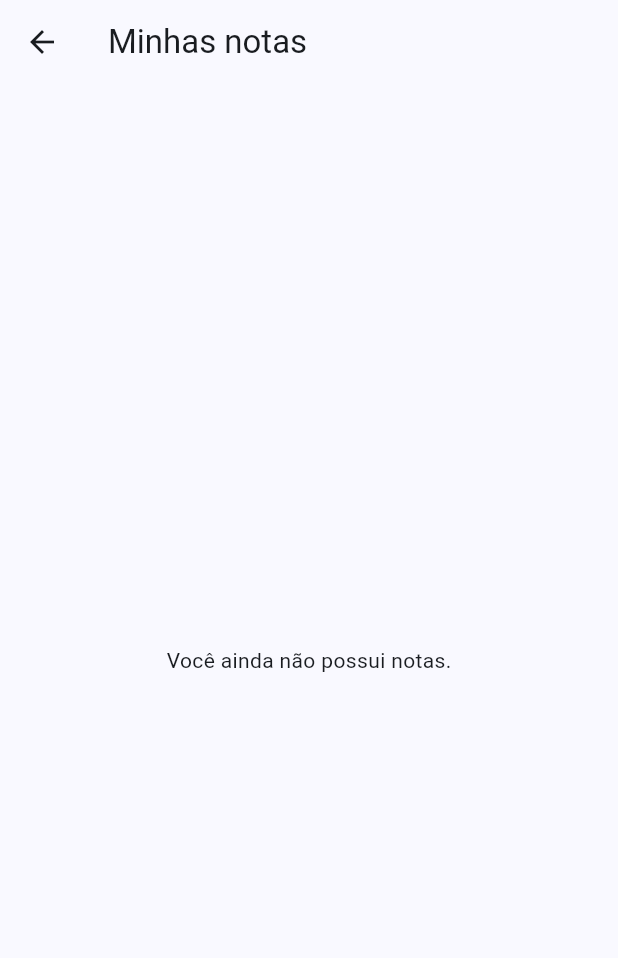
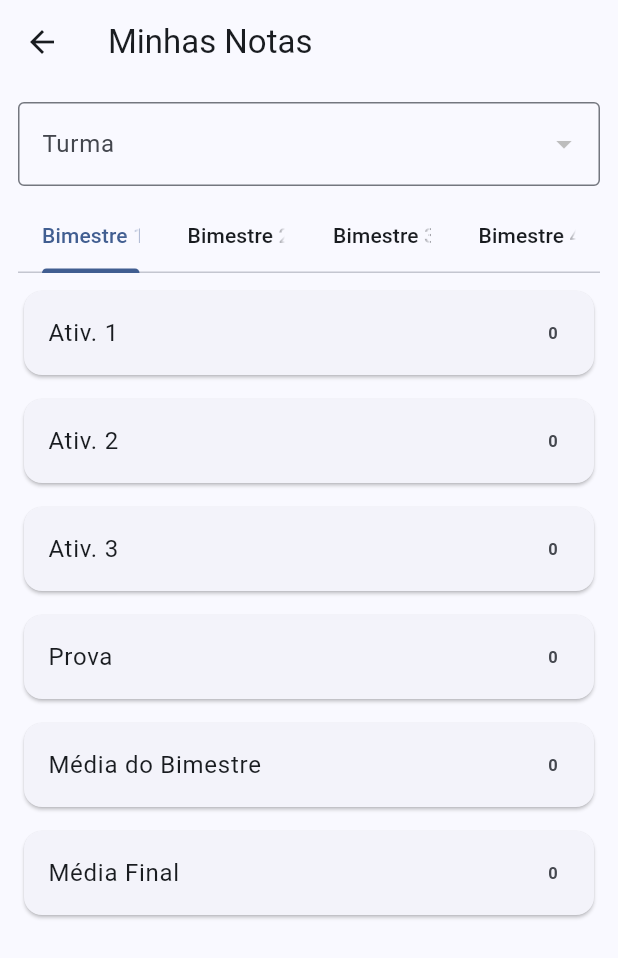
Before and after one commit to tello24/ProjetoIntegradorSeason4, a Flutter app: the AlunoNotasPage screen opened by its route, on a phone screen of 412 x 824 dp. Shown: the top 958 px of the screen. Run offline on Flutter 3.47's test engine with Material 3 defaults, Android fonts, the phone set to English and light mode, and no system bars; our stand-ins replace cloud_firestore, file_picker, firebase_auth, firebase_core, open_filex; missing offline and left inert: dart:html; accounts and stored records are empty.

Commit message:
UPDATE: aluno_notas_page.dart

```diff
--- a/poliedro_sistema/lib/pages/aluno_notas_page.dart
+++ b/poliedro_sistema/lib/pages/aluno_notas_page.dart
@@ -4,175 +4,247 @@ import 'package:flutter/material.dart';
 
 class AlunoNotasPage extends StatefulWidget {
   const AlunoNotasPage({super.key});
-
   @override
   State<AlunoNotasPage> createState() => _AlunoNotasPageState();
 }
 
-class _AlunoNotasPageState extends State<AlunoNotasPage> {
-  late final String _uid;
-  Stream<QuerySnapshot<Map<String, dynamic>>>? _gradesStream;
+class _AlunoNotasPageState extends State<AlunoNotasPage> with TickerProviderStateMixin {
+  final _auth = FirebaseAuth.instance;
+  final _db = FirebaseFirestore.instance;
+
+  String? _selectedClassId;
+  String _myRA = '';
+
+  List<_ClassLite> _classes = [];
+  _EntryView? _entry; // só leitura
+  bool _loading = true;
+
+  late final TabController _tab;
 
   @override
   void initState() {
     super.initState();
-    final u = FirebaseAuth.instance.currentUser;
-    if (u == null) {
-      WidgetsBinding.instance.addPostFrameCallback((_) {
-        if (!mounted) return;
-        Navigator.pushNamedAndRemoveUntil(context, '/', (_) => false);
-      });
+    _tab = TabController(length: 4, vsync: this); // 4 bimestres
+    _boot();
+  }
+
+  @override
+  void dispose() {
+    _tab.dispose();
+    super.dispose();
+  }
+
+  Future<void> _boot() async {
+    final uid = _auth.currentUser?.uid;
+    if (uid == null) {
+      setState(() => _loading = false);
       return;
     }
-    _uid = u.uid;
 
-    _gradesStream = FirebaseFirestore.instance
-        .collection('grades')
-        .where('studentUid', isEqualTo: _uid)
-        .snapshots();
+    // pega RA do aluno
+    final me = await _db.collection('users').doc(uid).get();
+    _myRA = (me.data()?['ra'] ?? '').toString();
+
+    // carrega turmas nas quais o RA aparece
+    final q = await _db.collection('classes')
+      .where('studentRAs', arrayContains: _myRA)
+      .get();
+
+    final list = <_ClassLite>[];
+    for (final d in q.docs) {
+      final data = d.data();
+      final label = (data['name'] ?? data['title'] ?? data['materia'] ?? data['subject'] ?? d.id).toString();
+      list.add(_ClassLite(id: d.id, label: label));
+    }
+
+    setState(() {
+      _classes = list;
+      _selectedClassId = list.isNotEmpty ? list.first.id : null;
+    });
+
+    await _loadEntry();
+    setState(() => _loading = false);
+  }
+
+  Future<void> _loadEntry() async {
+    _entry = null;
+    if (_selectedClassId == null || _myRA.isEmpty) {
+      setState(() {});
+      return;
+    }
+
+    // Leitura por turma + RA
+    final q = await _db.collection('grade_entries')
+      .where('classId', isEqualTo: _selectedClassId)
+      .where('studentRa', isEqualTo: _myRA)
+      .limit(1)
+      .get();
+
+    if (q.docs.isEmpty) {
+      setState(() => _entry = _EntryView.empty());
+      return;
+    }
+
+    final d = q.docs.first;
+    final data = d.data();
+    final scores = Map<String, dynamic>.from(data['scores'] ?? {});
+    _entry = _EntryView.fromScores(scores);
+    setState(() {});
+  }
+
+  // -------- Regras de arredondamento (iguais à tela do Professor) --------
+
+  // média bruta do bimestre (0..10)
+  num _avgBimRaw(_Bim b) => (b.a1 + b.a2 + b.a3 + b.prova) / 4;
+
+  // aplica tua regra customizada
+  num _customRound(num v) {
+    final base = v.floor();
+    final frac = v - base;
+    if (frac < 0.35) return base;                  // < .35 => inteiro
+    if (frac < 0.50) return base + 0.5;            // [.35, .50) => .5
+    if (frac < 0.75) return double.parse(v.toStringAsFixed(2)); // [.50, .75) => mantém
+    return base + 1;                                // >= .75 => próximo inteiro
+  }
+
+  num _avgBim(_Bim b) => _customRound(_avgBimRaw(b));
+
+  // média final = média das brutas dos 4 bimestres, depois aplica regra
+  num _finalRounded(_EntryView e) {
+    final mfRaw = (_avgBimRaw(e.b1) + _avgBimRaw(e.b2) + _avgBimRaw(e.b3) + _avgBimRaw(e.b4)) / 4;
+    return _customRound(mfRaw);
+  }
+
+  String _fmt(num v) {
+    // mostra sem casas se inteiro, 1 casa se x.0, senão 2 casas
+    if (v % 1 == 0) return v.toStringAsFixed(0);
+    final s2 = v.toStringAsFixed(2);
+    if (s2.endsWith('0')) return v.toStringAsFixed(1);
+    return s2;
   }
 
   @override
   Widget build(BuildContext context) {
     return Scaffold(
-      appBar: AppBar(title: const Text('Minhas notas')),
-      body: _gradesStream == null
+      appBar: AppBar(title: const Text('Minhas Notas')),
+      body: _loading
           ? const Center(child: CircularProgressIndicator())
-          : StreamBuilder<QuerySnapshot<Map<String, dynamic>>>(
-              stream: _gradesStream,
-              builder: (context, snap) {
-                if (snap.connectionState == ConnectionState.waiting) {
-                  return const Center(child: CircularProgressIndicator());
-                }
-                if (snap.hasError) {
-                  return Center(child: Text('Erro: ${snap.error}'));
-                }
-
-                final docs = snap.data?.docs ?? [];
-                if (docs.isEmpty) {
-                  return const Center(
-                      child: Text('Você ainda não possui notas.'));
-                }
-
-                // Para média ponderada precisamos dos pesos das atividades.
-                // Buscamos por activityId de cada nota.
-                final grades = docs
-                    .map((d) => d.data())
-                    .map((m) => _Grade(
-                          activityId: (m['activityId'] ?? '').toString(),
-                          value: (m['value'] ?? 0) is num
-                              ? (m['value'] as num).toDouble()
-                              : double.tryParse(m['value'].toString()) ?? 0,
-                        ))
-                    .toList();
-
-                return FutureBuilder<Map<String, double>>(
-                  future: _fetchWeights(grades.map((g) => g.activityId).toSet()),
-                  builder: (context, weightSnap) {
-                    if (weightSnap.connectionState == ConnectionState.waiting) {
-                      return const Center(child: CircularProgressIndicator());
-                    }
-                    final weights = weightSnap.data ?? {};
-
-                    double sumW = 0;
-                    double sumWV = 0;
-
-                    for (final g in grades) {
-                      final w = weights[g.activityId] ?? 1.0;
-                      sumW += w;
-                      sumWV += w * g.value;
-                    }
-                    final media = sumW > 0 ? (sumWV / sumW) : 0.0;
-
-                    return Column(
+          : Padding(
+              padding: const EdgeInsets.all(12),
+              child: Column(
+                children: [
+                  Row(
+                    children: [
+                      Expanded(
+                        child: DropdownButtonFormField<String>(
+                          value: _selectedClassId,
+                          items: _classes
+                              .map((c) => DropdownMenuItem(value: c.id, child: Text(c.label)))
+                              .toList(),
+                          decoration: const InputDecoration(
+                            labelText: 'Turma',
+                            border: OutlineInputBorder(),
+                          ),
+                          onChanged: (v) async {
+                            setState(() => _selectedClassId = v);
+                            await _loadEntry();
+                          },
+                        ),
+                      ),
+                    ],
+                  ),
+                  const SizedBox(height: 10),
+                  TabBar(
+                    controller: _tab,
+                    labelColor: Theme.of(context).colorScheme.primary,
+                    unselectedLabelColor: Theme.of(context).textTheme.bodyMedium?.color,
+                    tabs: const [
+                      Tab(text: 'Bimestre 1'),
+                      Tab(text: 'Bimestre 2'),
+                      Tab(text: 'Bimestre 3'),
+                      Tab(text: 'Bimestre 4'),
+                    ],
+                  ),
+                  const SizedBox(height: 8),
+                  Expanded(
+                    child: TabBarView(
+                      controller: _tab,
                       children: [
-                        Padding(
-                          padding: const EdgeInsets.fromLTRB(16, 12, 16, 4),
-                          child: _MediaCard(media: media),
-                        ),
-                        const Divider(height: 0),
-                        Expanded(
-                          child: ListView.separated(
-                            padding: const EdgeInsets.all(12),
-                            itemCount: grades.length,
-                            separatorBuilder: (_, __) =>
-                                const SizedBox(height: 8),
-                            itemBuilder: (_, i) {
-                              final g = grades[i];
-                              final w = weights[g.activityId] ?? 1.0;
-                              return Card(
-                                shape: RoundedRectangleBorder(
-                                    borderRadius: BorderRadius.circular(12)),
-                                child: ListTile(
-                                  leading:
-                                      const Icon(Icons.assignment_turned_in),
-                                  title: Text('Atividade: ${g.activityId}'),
-                                  subtitle: Text('Nota: ${g.value} · Peso $w'),
-                                ),
-                              );
-                            },
-                          ),
-                        ),
+                        _buildBim(bim: 1),
+                        _buildBim(bim: 2),
+                        _buildBim(bim: 3),
+                        _buildBim(bim: 4),
                       ],
-                    );
-                  },
-                );
-              },
+                    ),
+                  ),
+                ],
+              ),
             ),
     );
   }
 
-  Future<Map<String, double>> _fetchWeights(Set<String> activityIds) async {
-    if (activityIds.isEmpty) return {};
-    final coll = FirebaseFirestore.instance.collection('activities');
-    // Busca em blocos (simples; para poucas dezenas funciona bem).
-    final Map<String, double> map = {};
-    for (final id in activityIds) {
-      final doc = await coll.doc(id).get();
-      if (doc.exists) {
-        final w = (doc.data()?['weight'] ?? 1) as num;
-        map[id] = w.toDouble();
-      }
-    }
-    return map;
-  }
-}
+  Widget _buildBim({required int bim}) {
+    final e = _entry ?? _EntryView.empty();
+    final b = switch (bim) { 1 => e.b1, 2 => e.b2, 3 => e.b3, _ => e.b4 };
+    final mbRounded = _avgBim(b);
+    final mfRounded = _finalRounded(e);
 
-class _Grade {
-  final String activityId;
-  final double value;
-  _Grade({required this.activityId, required this.value});
-}
+    final cells = [
+      // Notas das avaliações: exibimos brutas (duas casas)
+      _kv('Ativ. 1', double.parse(b.a1.toStringAsFixed(2))),
+      _kv('Ativ. 2', double.parse(b.a2.toStringAsFixed(2))),
+      _kv('Ativ. 3', double.parse(b.a3.toStringAsFixed(2))),
+      _kv('Prova', double.parse(b.prova.toStringAsFixed(2))),
+      // Médias com a regra
+      _kv('Média do Bimestre', mbRounded),
+      _kv('Média Final', mfRounded),
+    ];
 
-class _MediaCard extends StatelessWidget {
-  const _MediaCard({required this.media});
-  final double media;
-
-  @override
-  Widget build(BuildContext context) {
-    return Card(
-      shape:
-          RoundedRectangleBorder(borderRadius: BorderRadius.circular(14)),
-      child: Padding(
-        padding: const EdgeInsets.all(16),
-        child: Row(
-          children: [
-            const Icon(Icons.analytics_outlined, size: 28),
-            const SizedBox(width: 12),
-            Expanded(
-              child: Text('Média ponderada',
-                  style: Theme.of(context).textTheme.titleMedium),
-            ),
-            Text(
-              media.toStringAsFixed(2),
-              style: Theme.of(context)
-                  .textTheme
-                  .headlineSmall
-                  ?.copyWith(fontWeight: FontWeight.w700),
-            ),
-          ],
+    return ListView.separated(
+      itemCount: cells.length,
+      separatorBuilder: (_, __) => const SizedBox(height: 8),
+      itemBuilder: (_, i) => Card(
+        child: ListTile(
+          title: Text(cells[i].$1),
+          trailing: Text(
+            _fmt(cells[i].$2),
+            style: const TextStyle(fontWeight: FontWeight.w600),
+          ),
         ),
       ),
     );
   }
+
+  (String, num) _kv(String k, num v) => (k, v);
 }
+
+/* ===== modelos simples ===== */
+class _ClassLite {
+  final String id;
+  final String label;
+  _ClassLite({required this.id, required this.label});
+}
+
+class _Bim {
+  final num a1, a2, a3, prova;
+  _Bim({required this.a1, required this.a2, required this.a3, required this.prova});
+  factory _Bim.fromMap(Map<String, dynamic> m) => _Bim(
+    a1: (m['a1'] ?? 0) as num,
+    a2: (m['a2'] ?? 0) as num,
+    a3: (m['a3'] ?? 0) as num,
+    prova: (m['prova'] ?? 0) as num,
+  );
+  static _Bim zero() => _Bim(a1: 0, a2: 0, a3: 0, prova: 0);
+}
+
+class _EntryView {
+  final _Bim b1, b2, b3, b4;
+  _EntryView({required this.b1, required this.b2, required this.b3, required this.b4});
+  factory _EntryView.fromScores(Map<String, dynamic> scores) => _EntryView(
+    b1: _Bim.fromMap(Map<String, dynamic>.from(scores['b1'] ?? {})),
+    b2: _Bim.fromMap(Map<String, dynamic>.from(scores['b2'] ?? {})),
+    b3: _Bim.fromMap(Map<String, dynamic>.from(scores['b3'] ?? {})),
+    b4: _Bim.fromMap(Map<String, dynamic>.from(scores['b4'] ?? {})),
+  );
+  factory _EntryView.empty() => _EntryView(b1: _Bim.zero(), b2: _Bim.zero(), b3: _Bim.zero(), b4: _Bim.zero());
+}
```
